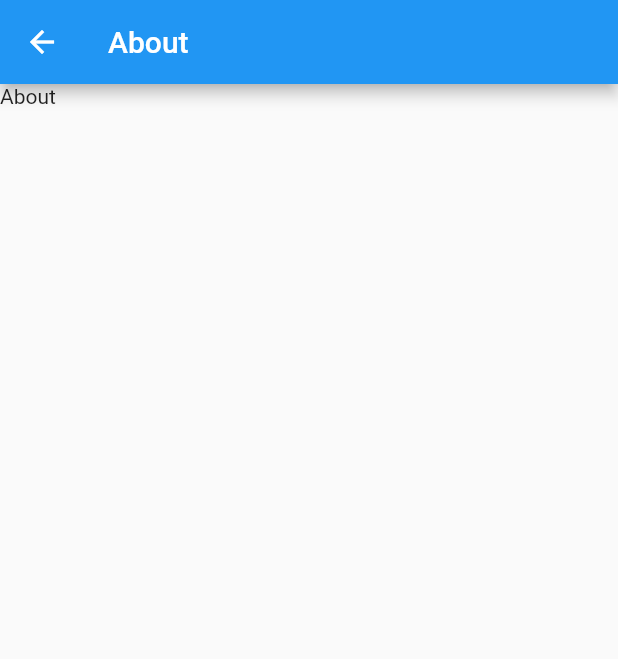
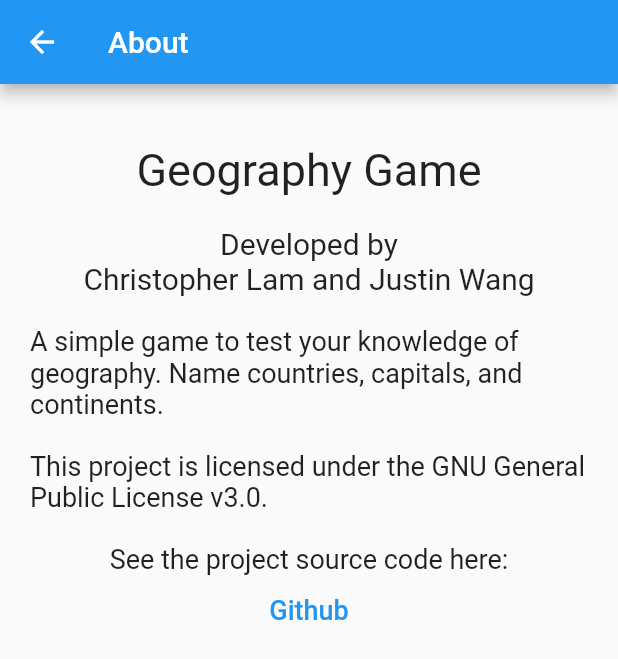
Before and after one commit to christopherlam888/geography-game, a Flutter app: the About screen opened by its route, on a phone screen of 412 x 824 dp. Shown: the top 659 px of the screen. Run offline on Flutter 3.47's test engine with Material 2 defaults, Android fonts, the phone set to English and light mode, and no system bars.

Commit message:
Add some basic widgets

```diff
--- a/lib/pages/about.dart
+++ b/lib/pages/about.dart
@@ -1,4 +1,5 @@
 import 'package:flutter/material.dart';
+import 'package:url_launcher/url_launcher.dart';
 
 class About extends StatefulWidget {
   const About({Key? key}) : super(key: key);
@@ -15,7 +16,70 @@ class _AboutState extends State<About> {
         title: const Text("About"),
       ),
       body: Container(
-        child: const Text("About"),
+        child: Padding(
+          padding: const EdgeInsets.all(20.0),
+          child: ListView(
+            children: [
+              Center(
+                child: Column(
+                  children: [
+                    //Image here
+                    const SizedBox(height: 20.0),
+                    const Text(
+                      "Geography Game",
+                      style: TextStyle(
+                        fontSize: 30.0,
+                      ),
+                    ),
+                    const SizedBox(height: 20.0),
+                    const Text(
+                      "Developed by",
+                      style: TextStyle(
+                        fontSize: 20.0,
+                      ),
+                    ),
+                    const Text(
+                      "Christopher Lam and Justin Wang",
+                      style: TextStyle(
+                        fontSize: 20.0,
+                      ),
+                    ),
+                    const SizedBox(height: 20.0),
+                    const Text(
+                      "A simple game to test your knowledge of geography. Name countries, capitals, and continents.",
+                      style: TextStyle(
+                        fontSize: 18.0,
+                      ),
+                    ),
+                    const SizedBox(height: 20.0),
+                    const Text(
+                      "This project is licensed under the GNU General Public License v3.0.",
+                      style: TextStyle(
+                        fontSize: 18.0,
+                      ),
+                    ),
+                    const SizedBox(height: 20.0),
+                    const Text(
+                      "See the project source code here:",
+                      style: TextStyle(
+                        fontSize: 18.0,
+                      ),
+                    ),
+                    TextButton(
+                      onPressed: () {},
+                      child: const Text(
+                        "Github",
+                        style: TextStyle(
+                          fontSize: 18.0,
+                        ),
+                      ),
+                    ),
+                  ],
+                ),
+              ),
+            ],
+          ),
+        ),
       ),
     );
   }
--- a/lib/pages/player.dart
+++ b/lib/pages/player.dart
@@ -8,6 +8,13 @@ class Player extends StatefulWidget {
 }
 
 class _PlayerState extends State<Player> {
+
+  bool playerOne = true;
+  List<String> playerOneMoves = [];
+  List<String> playerTwoMoves = [];
+  int playerOneTurn = 0;
+  int playerTwoTurn = 0;
+
   @override
   Widget build(BuildContext context) {
     return Scaffold(
@@ -15,7 +22,17 @@ class _PlayerState extends State<Player> {
         title: const Text("Player"),
       ),
       body: Container(
-        child: const Text("Player"),
+        child: Column(
+          children: [
+            const Text("Player"),
+            const Text("Turn: "),
+            TextField(),
+            TextButton(
+                onPressed: () {},
+                child: const Text("Go!")
+            ),
+          ],
+        ),
       ),
     );
   }
--- a/lib/pages/settings.dart
+++ b/lib/pages/settings.dart
@@ -8,6 +8,11 @@ class Settings extends StatefulWidget {
 }
 
 class _SettingsState extends State<Settings> {
+
+  bool countries = true;
+  bool capitals = true;
+  bool continents = true;
+
   @override
   Widget build(BuildContext context) {
     return Scaffold(
--- a/lib/pages/welcome.dart
+++ b/lib/pages/welcome.dart
@@ -13,7 +13,7 @@ class _WelcomeState extends State<Welcome> {
   Widget build(BuildContext context) {
     return Scaffold(
       appBar: AppBar(
-        title: const Text("Welcome"),
+        title: const Text("Geography Game"),
       ),
       drawer: NavBar(),
       body: Container(
@@ -22,7 +22,7 @@ class _WelcomeState extends State<Welcome> {
             const Text("Welcome"),
             TextButton(
                 onPressed: () {Navigator.pushNamed(context, '/player');},
-                child: Text("Start Game")
+                child: const Text("Start Game")
             ),
           ],
         ),
--- a/pubspec.yaml
+++ b/pubspec.yaml
@@ -34,6 +34,8 @@ dependencies:
   # The following adds the Cupertino Icons font to your application.
   # Use with the CupertinoIcons class for iOS style icons.
   cupertino_icons: ^1.0.2
+
+  url_launcher: ^6.1.5
 
 dev_dependencies:
   flutter_test:
```
Also changed, not shown: pubspec.lock, 1 other file.
